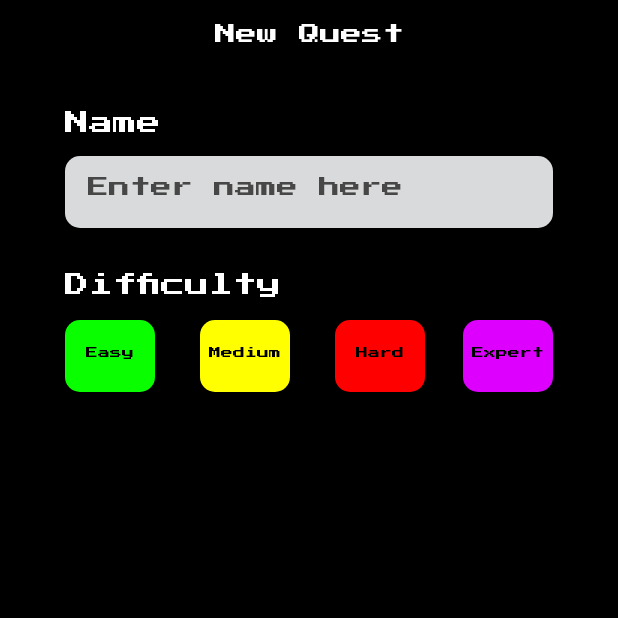
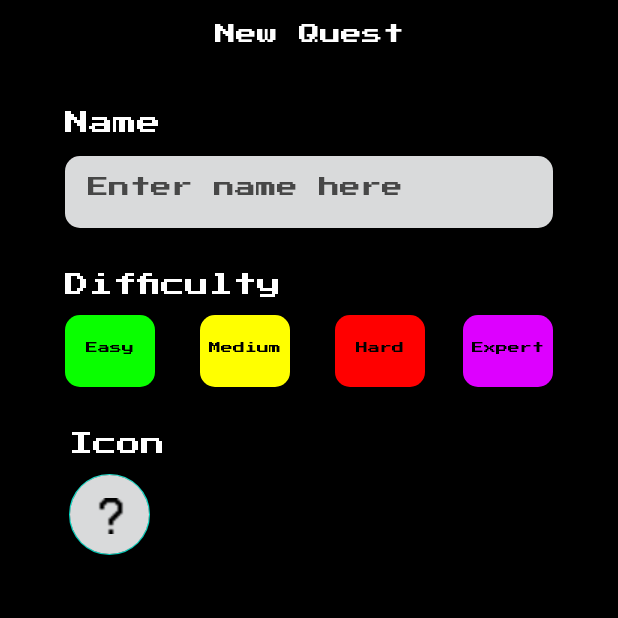
Before and after one commit to bjyoung/Level-Up, an Android app: the fragment NewQuest shown on its own in the app's theme, on a phone screen of 412 x 824 dp, the top half of it. Run offline under Robolectric (Android 15) with nearby library versions, the phone set to English and light mode, and no system bars.

Commit message:
Add UI for icon label and button in New Quest page

```diff
--- a/app/src/main/res/layout/new_quest.xml
+++ b/app/src/main/res/layout/new_quest.xml
@@ -1,6 +1,7 @@
 <?xml version="1.0" encoding="utf-8"?>
 <androidx.constraintlayout.widget.ConstraintLayout xmlns:android="http://schemas.android.com/apk/res/android"
     xmlns:app="http://schemas.android.com/apk/res-auto"
+    xmlns:tools="http://schemas.android.com/tools"
     android:layout_width="match_parent"
     android:layout_height="match_parent"
     android:background="@color/background_primary">
@@ -18,6 +19,20 @@
         app:layout_constraintHorizontal_bias="0.0"
         app:layout_constraintStart_toStartOf="@+id/EasyButton"
         app:layout_constraintTop_toBottomOf="@+id/NameInput" />
+
+    <TextView
+        android:id="@+id/Icon"
+        android:layout_width="148dp"
+        android:layout_height="20dp"
+        android:layout_marginTop="30dp"
+        android:fontFamily="@font/press_start_2p"
+        android:text="@string/icon_input_label"
+        android:textColor="@color/text_primary"
+        android:textSize="16sp"
+        app:layout_constraintEnd_toEndOf="@+id/ExpertButton"
+        app:layout_constraintHorizontal_bias="0.016"
+        app:layout_constraintStart_toStartOf="@+id/EasyButton"
+        app:layout_constraintTop_toBottomOf="@+id/EasyButton" />
 
     <TextView
         android:id="@+id/NewQuestLabel"
@@ -71,6 +86,7 @@
         android:id="@+id/EasyButton"
         android:layout_width="60dp"
         android:layout_height="48dp"
+        android:layout_marginTop="8dp"
         android:background="@drawable/rounded_rectangle"
         android:backgroundTint="@color/easy"
         android:fontFamily="@font/press_start_2p"
@@ -78,10 +94,8 @@
         android:textAllCaps="false"
         android:textColor="@color/text_secondary"
         android:textSize="8sp"
-        app:layout_constraintBottom_toBottomOf="parent"
         app:layout_constraintStart_toStartOf="@+id/NameInput"
-        app:layout_constraintTop_toBottomOf="@+id/DifficultyLabel"
-        app:layout_constraintVertical_bias="0.01999998" />
+        app:layout_constraintTop_toBottomOf="@+id/DifficultyLabel" />
 
     <androidx.appcompat.widget.AppCompatButton
         android:id="@+id/MediumButton"
@@ -95,10 +109,9 @@
         android:textAllCaps="false"
         android:textColor="@color/text_secondary"
         android:textSize="8sp"
-        app:layout_constraintBottom_toBottomOf="parent"
+        app:layout_constraintBottom_toBottomOf="@+id/EasyButton"
         app:layout_constraintStart_toEndOf="@+id/EasyButton"
-        app:layout_constraintTop_toTopOf="@+id/EasyButton"
-        app:layout_constraintVertical_bias="0.0" />
+        app:layout_constraintTop_toTopOf="@+id/EasyButton" />
 
     <androidx.appcompat.widget.AppCompatButton
         android:id="@+id/HardButton"
@@ -112,10 +125,9 @@
         android:textAllCaps="false"
         android:textColor="@color/text_secondary"
         android:textSize="8sp"
-        app:layout_constraintBottom_toBottomOf="parent"
+        app:layout_constraintBottom_toBottomOf="@+id/MediumButton"
         app:layout_constraintStart_toEndOf="@+id/MediumButton"
-        app:layout_constraintTop_toTopOf="@+id/MediumButton"
-        app:layout_constraintVertical_bias="0.0" />
+        app:layout_constraintTop_toTopOf="@+id/MediumButton" />
 
     <androidx.appcompat.widget.AppCompatButton
         android:id="@+id/ExpertButton"
@@ -128,11 +140,22 @@
         android:textAllCaps="false"
         android:textColor="@color/text_secondary"
         android:textSize="8sp"
-        app:layout_constraintBottom_toBottomOf="parent"
+        app:layout_constraintBottom_toBottomOf="@+id/HardButton"
         app:layout_constraintEnd_toEndOf="@+id/NameInput"
         app:layout_constraintHorizontal_bias="1.0"
         app:layout_constraintStart_toEndOf="@+id/HardButton"
-        app:layout_constraintTop_toTopOf="@+id/HardButton"
-        app:layout_constraintVertical_bias="0.0" />
+        app:layout_constraintTop_toTopOf="@+id/HardButton" />
+
+    <com.google.android.material.floatingactionbutton.FloatingActionButton
+        android:id="@+id/IconButton"
+        android:layout_width="54dp"
+        android:layout_height="54dp"
+        android:layout_marginTop="8dp"
+        android:backgroundTint="@color/background_secondary"
+        android:clickable="true"
+        android:contentDescription="@string/icon_input_content_description"
+        app:layout_constraintStart_toStartOf="@+id/Icon"
+        app:layout_constraintTop_toBottomOf="@+id/Icon"
+        app:srcCompat="@drawable/question_mark_icon" />
 
 </androidx.constraintlayout.widget.ConstraintLayout>
--- a/app/src/main/res/values/strings.xml
+++ b/app/src/main/res/values/strings.xml
@@ -16,6 +16,7 @@
     <string name="name_hint">Enter name here</string>
     <string name="difficulty_selector_label">Difficulty</string>
     <string name="icon_input_label">Icon</string>
+    <string name="icon_input_content_description">Rounded button for selecting an icon</string>
 
     <!-- Shop strings -->
     <string name="shop_label">Shop</string>
```
Also changed, not shown: app/src/main/res/drawable/question_mark_icon.png (added).
